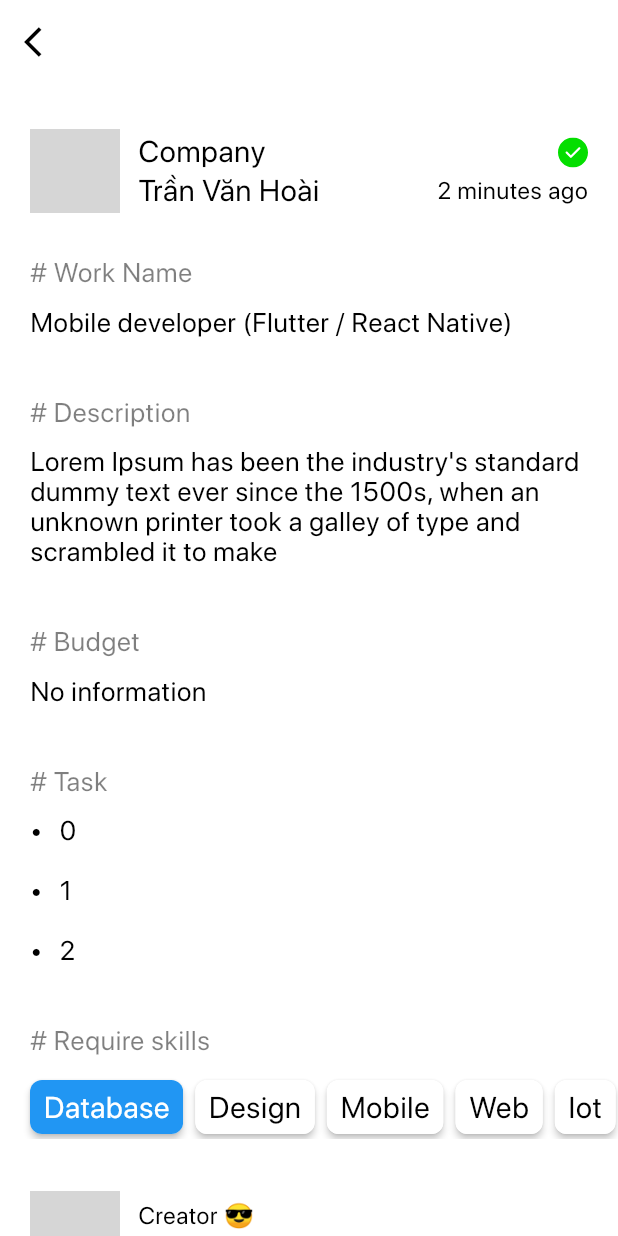
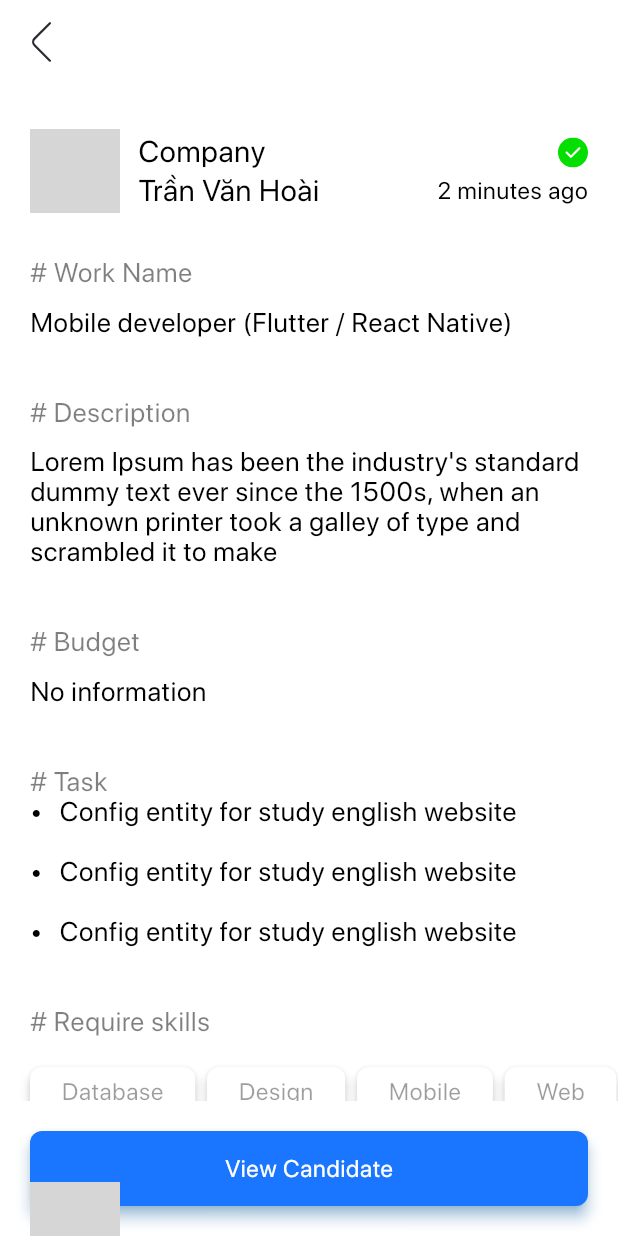
Before and after one commit to Vanhoai/wflow, a Flutter app: the screen it shows after launch, after a tap on "Flutter Developer", on a phone screen of 412 x 824 dp. Run offline on Flutter 3.47's test engine with Material 2 defaults, Android fonts, the phone set to English and light mode, and no system bars; our stand-ins replace dartz, device_info_plus, dio, emoji_picker_flutter, equatable, file_picker and 22 more; missing offline and left inert: dart:ffi, flutter_config_plus, flutter_flipperkit, flutter_sound, photo_manager, stringee_flutter_plugin and 2 more; accounts and stored records are empty; generated files the repository leaves out were written again; network calls fail; project files that could hold a hidden picture were left out; grey boxes are pictures that could not be loaded.

Commit message:
fix: ui post detail

```diff
--- a/lib/modules/main/presentation/home/job/job_information/job_information.dart
+++ b/lib/modules/main/presentation/home/job/job_information/job_information.dart
@@ -1,6 +1,7 @@
 import 'package:flutter/gestures.dart';
 import 'package:flutter/material.dart';
 import 'package:flutter_svg/svg.dart';
+import 'package:wflow/configuration/configuration.dart';
 import 'package:wflow/core/routes/keys.dart';
 import 'package:wflow/core/widgets/custom/custom.dart';
 import 'package:wflow/core/widgets/shared/scaffold/scaffold.dart';
@@ -44,13 +45,26 @@ class _JobInformationScreenState extends State<JobInformationScreen> {
         onRefresh: () async {
           Future.delayed(const Duration(seconds: 1));
         },
-        child: CustomScrollView(
+        child: Stack(
+          children: [
+            CustomScrollView(
               slivers: [
                 SliverAppBar(
                   automaticallyImplyLeading: true,
-              leading: IconButton(
-                icon: const Icon(Icons.arrow_back_ios),
-                onPressed: () => Navigator.pop(context, false),
+                  leading: InkWell(
+                    onTap: () => Navigator.pop(context),
+                    child: Container(
+                      height: 40,
+                      width: 40,
+                      color: Colors.transparent,
+                      child: Center(
+                        child: SvgPicture.asset(
+                          AppConstants.backArrow,
+                          height: 28,
+                          width: 28,
+                        ),
+                      ),
+                    ),
                   ),
                   backgroundColor: themeData.colorScheme.background,
                   surfaceTintColor: Colors.transparent,
@@ -151,17 +165,7 @@ class _JobInformationScreenState extends State<JobInformationScreen> {
                     ),
                   ),
                 ),
-            const SliverToBoxAdapter(child: SizedBox(height: 50)),
-            SliverPadding(
-              padding: const EdgeInsets.symmetric(horizontal: 20, vertical: 30),
-              sliver: SliverToBoxAdapter(
-                child: PrimaryButton(
-                  label: 'View Candidate',
-                  onPressed: navigateToCandidateList,
-                  width: double.infinity,
-                ),
-              ),
-            ),
+                const SliverToBoxAdapter(child: SizedBox(height: 60)),
               ],
               clipBehavior: Clip.none,
               cacheExtent: 1000,
@@ -170,6 +174,21 @@ class _JobInformationScreenState extends State<JobInformationScreen> {
               shrinkWrap: true,
               physics: const BouncingScrollPhysics(),
             ),
+            Positioned(
+              bottom: 0,
+              left: 0,
+              right: 0,
+              child: Container(
+                color: Colors.white,
+                padding: const EdgeInsets.all(20),
+                child: PrimaryButton(
+                  label: 'View Candidate',
+                  onPressed: () {},
+                ),
+              ),
+            )
+          ],
+        ),
       ),
     );
   }
--- a/lib/modules/main/presentation/home/job/job_information/widgets/require_skill_widget.dart
+++ b/lib/modules/main/presentation/home/job/job_information/widgets/require_skill_widget.dart
@@ -20,19 +20,6 @@ class RequireSkill extends StatefulWidget {
 }
 
 class _RequireSkillState extends State<RequireSkill> {
-  int _choiceValue = 0;
-
-  late ScrollController _scrollController;
-  late void Function(int) onSelected;
-
-  @override
-  void initState() {
-    // TODO: implement initState
-    super.initState();
-    _scrollController = widget.scrollController;
-    onSelected = widget.onSelected;
-  }
-
   @override
   Widget build(BuildContext context) {
     final ThemeData themeData = Theme.of(context);
@@ -52,45 +39,33 @@ class _RequireSkillState extends State<RequireSkill> {
               )),
             ),
           ),
-          const SizedBox(height: 13.0),
+          const SizedBox(height: 12.0),
           ConstrainedBox(
             constraints: const BoxConstraints(
-              maxHeight: 42,
+              maxHeight: 50,
             ),
             child: ListView.separated(
-              controller: _scrollController,
               separatorBuilder: (context, index) => const SizedBox(width: 8.0),
               itemBuilder: (context, index) {
                 final e = staticRequireSkill[index];
                 return SizedBox(
                   height: 28,
                   child: ChoiceChip.elevated(
-                    label: Text(e['title']),
-                    selected: _choiceValue == staticRequireSkill.indexOf(e),
-                    onSelected: (value) {
-                      setState(() {
-                        _choiceValue = staticRequireSkill.indexOf(e);
-                        onSelected(_choiceValue);
-                      });
-                    },
+                    label: Text(e['title'], style: themeData.textTheme.displayMedium),
+                    selected: false,
                     showCheckmark: false,
-                    labelPadding: EdgeInsets.zero,
-                    // padding: const EdgeInsets.symmetric(horizontal: 20.0, vertical: 8),
+                    labelPadding: const EdgeInsets.symmetric(horizontal: 12),
                     visualDensity: VisualDensity.compact,
                     labelStyle: themeData.textTheme.displayLarge!.copyWith(
-                      color: _choiceValue == staticRequireSkill.indexOf(e)
-                          ? Colors.white
-                          : themeData.colorScheme.onBackground,
+                      color: themeData.colorScheme.onBackground,
                     ),
-                    color: _choiceValue == staticRequireSkill.indexOf(e)
-                        ? const MaterialStatePropertyAll(Colors.blue)
-                        : MaterialStatePropertyAll(themeData.colorScheme.background),
-                    elevation: 2,
+                    color: MaterialStatePropertyAll(themeData.colorScheme.background),
+                    elevation: 3,
                   ),
                 );
               },
               itemCount: staticRequireSkill.length,
-              physics: const AlwaysScrollableScrollPhysics(),
+              physics: const BouncingScrollPhysics(),
               scrollDirection: Axis.horizontal,
               shrinkWrap: true,
               padding: const EdgeInsets.only(left: 20.0, right: 20.0),
--- a/lib/modules/main/presentation/home/job/job_information/widgets/task_widget.dart
+++ b/lib/modules/main/presentation/home/job/job_information/widgets/task_widget.dart
@@ -21,7 +21,6 @@ class TaskWidget extends StatelessWidget {
               fontSize: 18,
             )),
           ),
-          const SizedBox(height: 13.0),
           ListView.separated(
             shrinkWrap: true,
             physics: const NeverScrollableScrollPhysics(),
@@ -29,16 +28,25 @@ class TaskWidget extends StatelessWidget {
             itemBuilder: (BuildContext context, int index) {
               return Row(
                 children: [
-                  Text('$_kProgress \t\t',
-                      style: themeData.textTheme.displayMedium!.merge(TextStyle(
+                  Text(
+                    '$_kProgress \t\t',
+                    style: themeData.textTheme.displayMedium!.merge(
+                      TextStyle(
                         color: themeData.colorScheme.onBackground,
-                      ))),
+                      ),
+                    ),
+                  ),
                   Expanded(
-                      child: Text(index.toString(),
-                          style: themeData.textTheme.displayLarge!.merge(TextStyle(
-                            color: Theme.of(context).colorScheme.onBackground,
-                            fontSize: 18,
-                          )))),
+                    child: Text(
+                      'Config entity for study english website',
+                      style: themeData.textTheme.displayLarge!.merge(
+                        TextStyle(
+                          color: Theme.of(context).colorScheme.onBackground,
+                          fontSize: 18,
+                        ),
+                      ),
+                    ),
+                  ),
                 ],
               );
             },
```
Also changed, not shown: lib/modules/main/presentation/message/message/message.dart (+7 -8 lines), lib/modules/main/presentation/message/rooms/listroom/listroom.dart (+9 -50 lines), lib/modules/main/presentation/message/rooms/rooms.dart (+11 -20 lines), lib/modules/main/presentation/personal/personal/widgets/information_widget.dart (+27 -18 lines), assets/icons/common/ic.back.svg (added), 1 other file. Lines whose indentation alone changed are shown as unchanged.
